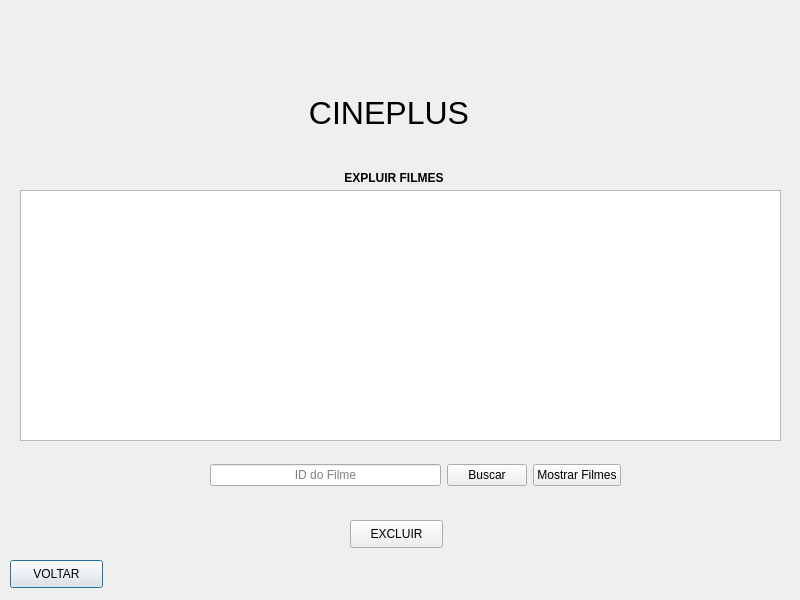
Above: TELA_EXCLUIR_FILME.ui from Josmateussilva0110/PROJETO_POO before the change. Below: the same form after it.
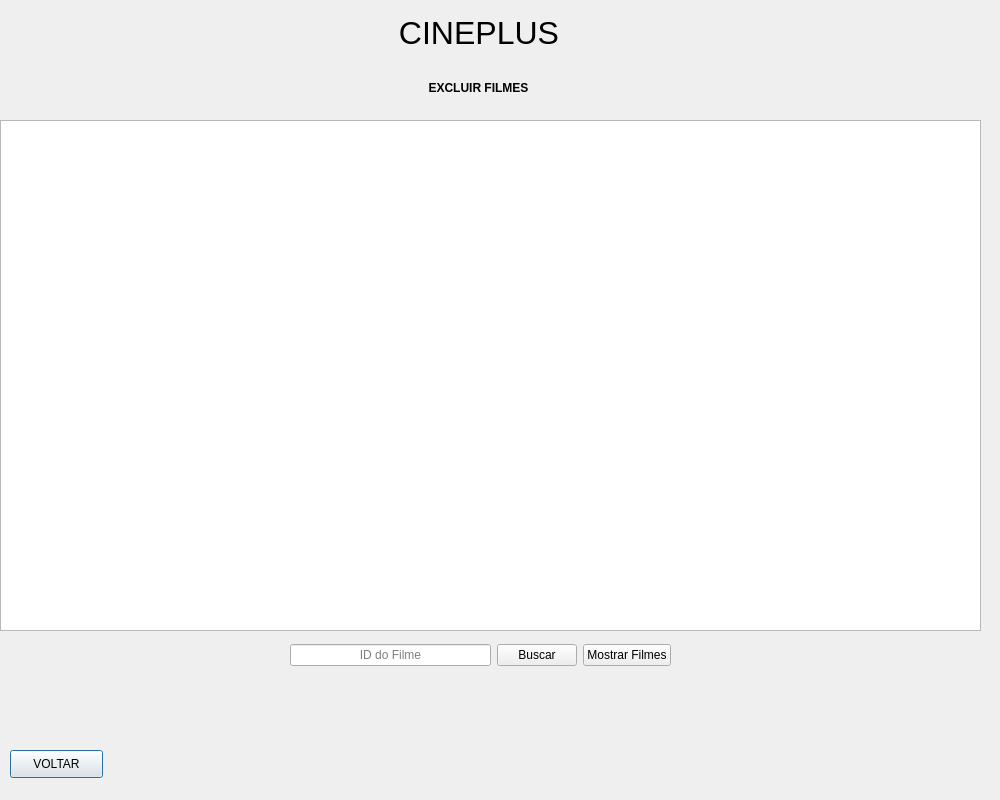
That is the form after the change.

```diff
--- a/TELA_EXCLUIR_FILME.ui
+++ b/TELA_EXCLUIR_FILME.ui
@@ -6,8 +6,8 @@
    <rect>
     <x>0</x>
     <y>0</y>
-    <width>800</width>
-    <height>600</height>
+    <width>1000</width>
+    <height>800</height>
    </rect>
   </property>
   <property name="sizePolicy">
@@ -18,37 +18,69 @@
   </property>
   <property name="minimumSize">
    <size>
-    <width>800</width>
-    <height>600</height>
+    <width>1000</width>
+    <height>800</height>
    </size>
   </property>
   <property name="maximumSize">
    <size>
-    <width>800</width>
-    <height>600</height>
+    <width>1000</width>
+    <height>800</height>
    </size>
   </property>
   <property name="windowTitle">
    <string>Dialog</string>
   </property>
-  <widget class="QLabel" name="label_2">
+  <widget class="QWidget" name="layoutWidget">
    <property name="geometry">
     <rect>
-     <x>330</x>
-     <y>170</y>
-     <width>128</width>
-     <height>16</height>
+     <x>0</x>
+     <y>0</y>
+     <width>2</width>
+     <height>2</height>
+    </rect>
+   </property>
+   <layout class="QHBoxLayout" name="horizontalLayout_2"/>
+  </widget>
+  <widget class="QWidget" name="layoutWidget">
+   <property name="geometry">
+    <rect>
+     <x>0</x>
+     <y>0</y>
+     <width>2</width>
+     <height>2</height>
+    </rect>
+   </property>
+   <layout class="QHBoxLayout" name="horizontalLayout_3"/>
+  </widget>
+  <widget class="QPushButton" name="pushButton_4">
+   <property name="geometry">
+    <rect>
+     <x>10</x>
+     <y>750</y>
+     <width>93</width>
+     <height>28</height>
     </rect>
    </property>
    <property name="text">
-    <string>&lt;html&gt;&lt;head/&gt;&lt;body&gt;&lt;p align=&quot;center&quot;&gt;&lt;span style=&quot; font-weight:600;&quot;&gt;EXPLUIR FILMES&lt;/span&gt;&lt;/p&gt;&lt;/body&gt;&lt;/html&gt;</string>
+    <string>VOLTAR</string>
+   </property>
+  </widget>
+  <widget class="QListView" name="listView">
+   <property name="geometry">
+    <rect>
+     <x>0</x>
+     <y>120</y>
+     <width>981</width>
+     <height>511</height>
+    </rect>
    </property>
   </widget>
   <widget class="QLabel" name="label">
    <property name="geometry">
     <rect>
-     <x>300</x>
-     <y>90</y>
+     <x>390</x>
+     <y>10</y>
      <width>178</width>
      <height>48</height>
     </rect>
@@ -57,66 +89,18 @@
     <string>&lt;html&gt;&lt;head/&gt;&lt;body&gt;&lt;p align=&quot;center&quot;&gt;&lt;span style=&quot; font-size:24pt;&quot;&gt;CINEPLUS&lt;/span&gt;&lt;/p&gt;&lt;/body&gt;&lt;/html&gt;</string>
    </property>
   </widget>
-  <widget class="QPushButton" name="pushButton_3">
+  <widget class="QWidget" name="layoutWidget_2">
    <property name="geometry">
     <rect>
-     <x>10</x>
-     <y>560</y>
-     <width>93</width>
-     <height>28</height>
-    </rect>
-   </property>
-   <property name="text">
-    <string>VOLTAR</string>
-   </property>
-  </widget>
-  <widget class="QPushButton" name="pushButton">
-   <property name="geometry">
-    <rect>
-     <x>350</x>
-     <y>520</y>
-     <width>93</width>
-     <height>28</height>
-    </rect>
-   </property>
-   <property name="text">
-    <string>EXCLUIR</string>
-   </property>
-  </widget>
-  <widget class="QWidget" name="layoutWidget">
-   <property name="geometry">
-    <rect>
-     <x>0</x>
-     <y>0</y>
-     <width>2</width>
-     <height>2</height>
-    </rect>
-   </property>
-   <layout class="QHBoxLayout" name="horizontalLayout_2"/>
-  </widget>
-  <widget class="QWidget" name="layoutWidget">
-   <property name="geometry">
-    <rect>
-     <x>0</x>
-     <y>0</y>
-     <width>2</width>
-     <height>2</height>
-    </rect>
-   </property>
-   <layout class="QHBoxLayout" name="horizontalLayout_3"/>
-  </widget>
-  <widget class="QWidget" name="layoutWidget">
-   <property name="geometry">
-    <rect>
-     <x>210</x>
-     <y>460</y>
-     <width>411</width>
+     <x>290</x>
+     <y>640</y>
+     <width>381</width>
      <height>30</height>
     </rect>
    </property>
-   <layout class="QHBoxLayout" name="horizontalLayout">
+   <layout class="QHBoxLayout" name="horizontalLayout_5">
     <item>
-     <widget class="QLineEdit" name="lineEdit_2">
+     <widget class="QLineEdit" name="lineEdit_4">
       <property name="alignment">
        <set>Qt::AlignCenter</set>
       </property>
@@ -126,14 +110,14 @@
      </widget>
     </item>
     <item>
-     <widget class="QPushButton" name="pushButton_2">
+     <widget class="QPushButton" name="pushButton_3">
       <property name="text">
        <string>Buscar</string>
       </property>
      </widget>
     </item>
     <item>
-     <widget class="QPushButton" name="pushButton_4">
+     <widget class="QPushButton" name="pushButton_9">
       <property name="text">
        <string>Mostrar Filmes</string>
       </property>
@@ -141,15 +125,18 @@
     </item>
    </layout>
   </widget>
-  <widget class="QListView" name="listView">
+  <widget class="QLabel" name="label_2">
    <property name="geometry">
     <rect>
-     <x>20</x>
-     <y>190</y>
-     <width>761</width>
-     <height>251</height>
+     <x>420</x>
+     <y>80</y>
+     <width>117</width>
+     <height>16</height>
     </rect>
    </property>
+   <property name="text">
+    <string>&lt;html&gt;&lt;head/&gt;&lt;body&gt;&lt;p align=&quot;center&quot;&gt;&lt;span style=&quot; font-weight:600;&quot;&gt;EXCLUIR FILMES&lt;/span&gt;&lt;/p&gt;&lt;/body&gt;&lt;/html&gt;</string>
+   </property>
   </widget>
  </widget>
  <resources/>
```
